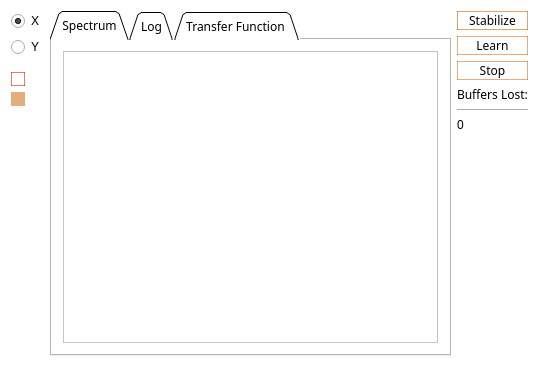
Old version of the form kHz_Stabilizer.ui in the repository Joseph459459/kHz-STABILIZER.
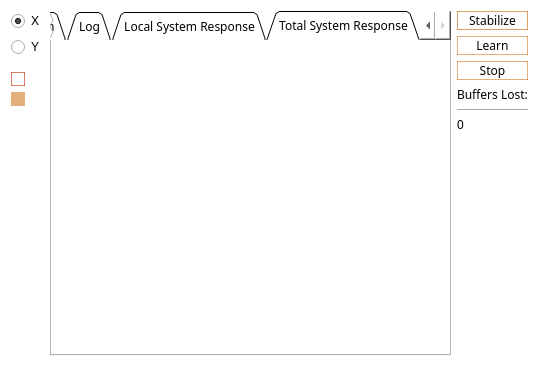
New version of the form. Icons and pictures are not drawn. Custom widgets are drawn as their Qt base class.

Commit message: Include both system response methods

```diff
--- a/kHz_Stabilizer.ui
+++ b/kHz_Stabilizer.ui
@@ -559,7 +559,7 @@
          <enum>QTabWidget::Triangular</enum>
         </property>
         <property name="currentIndex">
-         <number>0</number>
+         <number>3</number>
         </property>
         <widget class="QWidget" name="plotTab">
          <attribute name="title">
@@ -760,11 +760,21 @@
         </widget>
         <widget class="QWidget" name="transferFunctionTab">
          <attribute name="title">
-          <string>Transfer Function </string>
+          <string>Local System Response</string>
          </attribute>
          <layout class="QGridLayout" name="gridLayout_6">
           <item row="0" column="0">
-           <widget class="QCustomPlot" name="tf_plot" native="true"/>
+           <widget class="QCustomPlot" name="local_response_plot" native="true"/>
+          </item>
+         </layout>
+        </widget>
+        <widget class="QWidget" name="totalResponseTab">
+         <attribute name="title">
+          <string>Total System Response</string>
+         </attribute>
+         <layout class="QGridLayout" name="gridLayout_7">
+          <item row="0" column="0">
+           <widget class="QCustomPlot" name="total_response_plot" native="true"/>
           </item>
          </layout>
         </widget>
```
Left out of the diff: 2 changed lines with no effect on the pictures. The commit also changes 10 other files.
